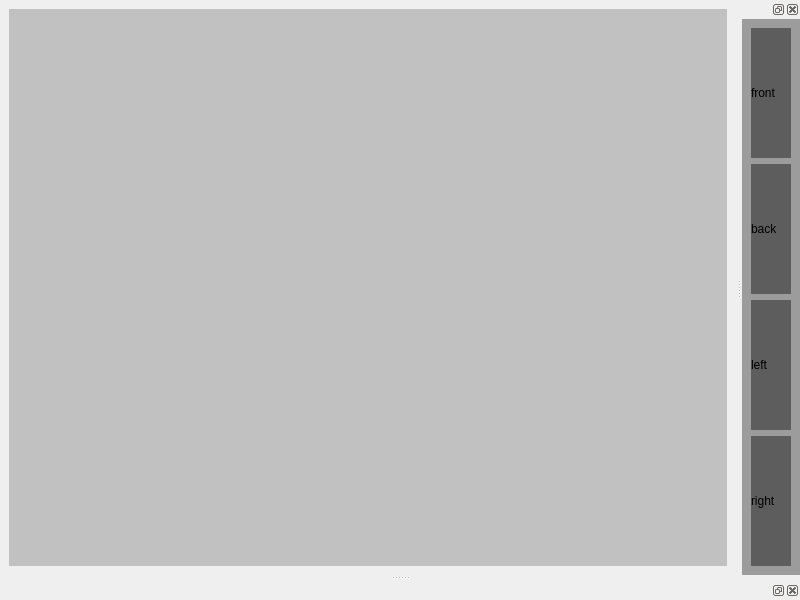
Above: acquisition/src/form/frmplot.ui from alex-kity/optimization-Registration before the change. Below: the same form after it.
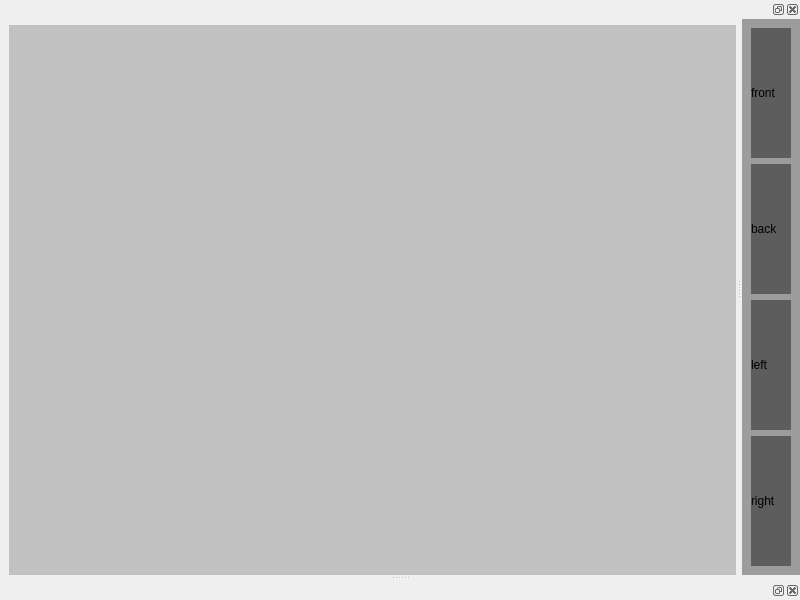
That is the form after the change.

What changed in the file:
```diff
--- a/acquisition/src/form/frmplot.ui
+++ b/acquisition/src/form/frmplot.ui
@@ -13,8 +13,23 @@
   <property name="windowTitle">
    <string>MainWindow</string>
   </property>
+  <property name="styleSheet">
+   <string notr="true"/>
+  </property>
   <widget class="QWidget" name="centralwidget">
    <layout class="QGridLayout" name="gridLayout">
+    <property name="leftMargin">
+     <number>9</number>
+    </property>
+    <property name="topMargin">
+     <number>25</number>
+    </property>
+    <property name="rightMargin">
+     <number>0</number>
+    </property>
+    <property name="bottomMargin">
+     <number>0</number>
+    </property>
     <item row="0" column="0">
      <widget class="QWidget" name="widget" native="true">
       <property name="styleSheet">
```
